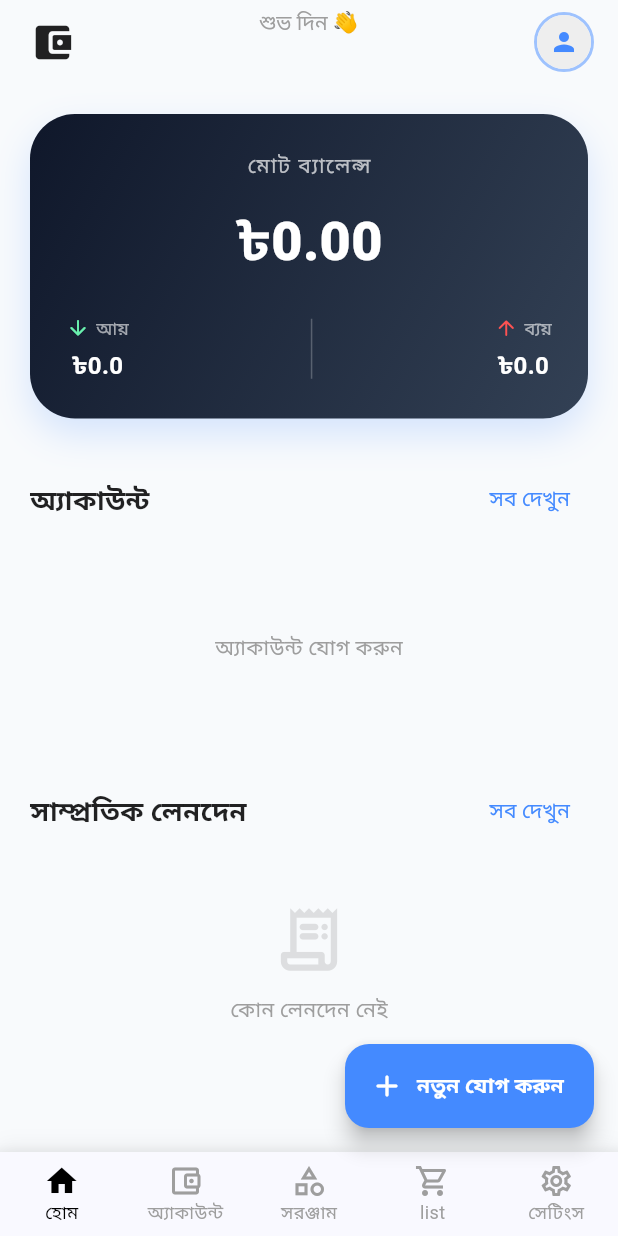
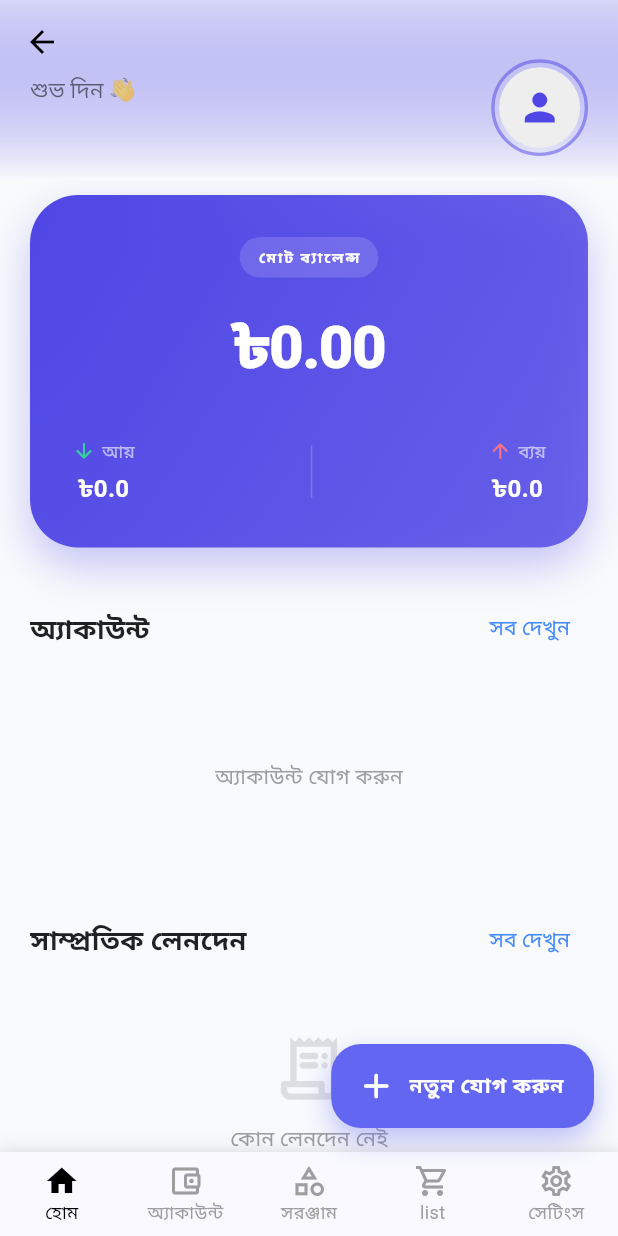
Before and after one commit to shahanuralamofficial/messmate_and_finance, a Flutter app: the HomeScreen screen opened by its route, on a phone screen of 412 x 824 dp. Run offline on Flutter 3.47's test engine with Material 3 defaults, Android fonts, the phone set to English and light mode, and no system bars; our stand-ins replace cloud_firestore, firebase_auth, firebase_core, fl_chart, image_picker, local_auth and 4 more; accounts and stored records are empty.

Commit message:
Modernize Home Screen UI and Styling
- Redesigned the `SliverAppBar` with a pinned, flexible layout featuring a gradient background and refined typography for the user greeting.
- Overhauled the Dashboard Card with a modern gradient (Indigo/Slate), increased padding, larger balance text, and updated statistics layout.
- Replaced hardcoded accent colors with a centralized primary color palette (Indigo/Slate/Emerald/Rose) for better consistency in light and dark modes.
- Enhanced the "Accounts" horizontal list with larger, shadowed cards and improved iconography.
- Refactored transaction tiles to use a custom `Row` layout instead of `ListTile`, adding elevated containers and more prominent amount styling.
- Updated the Floating Action Button with a custom shadow, refined border radius, and updated typography.
- Improved layout spacing, border radii (up to 32px), and shadow effects across the entire screen for a "premium" aesthetic.
- Added a `BouncingScrollPhysics` to the main scroll view for a more responsive feel.

```diff
--- a/lib/screens/home_screen.dart
+++ b/lib/screens/home_screen.dart
@@ -29,113 +29,140 @@ class HomeScreen extends StatelessWidget {
                                authProvider.user?.displayName ??
                                (isBangla ? 'ব্যবহারকারী' : 'User');
 
+    final primaryColor = isDark ? const Color(0xFF6366F1) : const Color(0xFF4F46E5);
+
     return Scaffold(
       backgroundColor: isDark ? const Color(0xFF0F172A) : const Color(0xFFF8FAFC),
       body: RefreshIndicator(
         onRefresh: () => financeProvider.loadUserData(authProvider.user!.uid),
         child: CustomScrollView(
+          physics: const BouncingScrollPhysics(),
           slivers: [
             // Professional App Bar
             SliverAppBar(
-              floating: true,
-              backgroundColor: Colors.transparent,
+              expandedHeight: 120.0,
+              floating: false,
+              pinned: true,
+              backgroundColor: isDark ? const Color(0xFF0F172A) : const Color(0xFFF8FAFC),
               elevation: 0,
-              leading: Padding(
-                padding: const EdgeInsets.only(left: 16.0),
-                child: Icon(
-                  Icons.account_balance_wallet_rounded,
-                  color: isDark ? const Color(0xFF38BDF8) : Colors.black87,
-                  size: 30,
+              flexibleSpace: FlexibleSpaceBar(
+                background: Container(
+                  decoration: BoxDecoration(
+                    gradient: LinearGradient(
+                      begin: Alignment.topCenter,
+                      end: Alignment.bottomCenter,
+                      colors: [
+                        primaryColor.withOpacity(0.2),
+                        isDark ? const Color(0xFF0F172A) : const Color(0xFFF8FAFC),
+                      ],
                     ),
                   ),
-              leadingWidth: 54,
-              title: Column(
+                ),
+                titlePadding: const EdgeInsets.symmetric(horizontal: 20, vertical: 16),
+                title: Row(
+                  mainAxisAlignment: MainAxisAlignment.spaceBetween,
+                  crossAxisAlignment: CrossAxisAlignment.end,
+                  children: [
+                    Column(
+                      mainAxisAlignment: MainAxisAlignment.end,
                       crossAxisAlignment: CrossAxisAlignment.start,
                       children: [
                         Text(
                           isBangla ? 'শুভ দিন 👋' : 'Good Day 👋',
-                    style: TextStyle(color: Colors.grey[500], fontSize: 14),
+                          style: TextStyle(color: isDark ? Colors.white70 : Colors.black54, fontSize: 10, fontWeight: FontWeight.w500),
                         ),
                         Text(
                           displayName,
                           style: TextStyle(
-                      color: isDark ? Colors.white : Colors.black87,
-                      fontSize: 20,
-                      fontWeight: FontWeight.bold,
+                            color: isDark ? Colors.white : const Color(0xFF1E293B),
+                            fontSize: 18,
+                            fontWeight: FontWeight.w800,
                           ),
                         ),
                       ],
                     ),
-              actions: [
                     GestureDetector(
                       onTap: () => Navigator.pushNamed(context, '/profile'),
+                      child: Hero(
+                        tag: 'profile_pic',
                         child: Container(
-                    margin: const EdgeInsets.only(right: 16),
+                          padding: const EdgeInsets.all(2),
                           decoration: BoxDecoration(
                             shape: BoxShape.circle,
-                      border: Border.all(color: Colors.blueAccent.withOpacity(0.5), width: 2),
+                            border: Border.all(color: primaryColor.withOpacity(0.5), width: 1.5),
                           ),
                           child: CircleAvatar(
                             radius: 18,
-                      backgroundColor: Colors.grey[200],
+                            backgroundColor: isDark ? const Color(0xFF1E293B) : Colors.grey[200],
                             backgroundImage: authProvider.userModel?.photoURL != null
                               ? NetworkImage(authProvider.userModel!.photoURL!)
                               : null,
                             child: authProvider.userModel?.photoURL == null
-                        ? const Icon(Icons.person, size: 20, color: Colors.blueAccent)
+                              ? Icon(Icons.person, size: 20, color: primaryColor)
                               : null,
+                          ),
                         ),
                       ),
                     ),
                   ],
                 ),
+              ),
+            ),
 
             // Premium Dashboard Card
             SliverToBoxAdapter(
               child: Padding(
-                padding: const EdgeInsets.all(20.0),
+                padding: const EdgeInsets.fromLTRB(20, 10, 20, 20),
                 child: Container(
                   width: double.infinity,
-                  padding: const EdgeInsets.all(24),
+                  padding: const EdgeInsets.all(28),
                   decoration: BoxDecoration(
                     gradient: LinearGradient(
                       begin: Alignment.topLeft,
                       end: Alignment.bottomRight,
                       colors: isDark
                         ? [const Color(0xFF1E293B), const Color(0xFF0F172A)]
-                        : [const Color(0xFF0F172A), const Color(0xFF334155)],
+                        : [primaryColor, primaryColor.withOpacity(0.8)],
                     ),
-                    borderRadius: BorderRadius.circular(30),
+                    borderRadius: BorderRadius.circular(32),
                     boxShadow: [
                       BoxShadow(
-                        color: (isDark ? Colors.black : Colors.blueAccent).withOpacity(0.2),
-                        blurRadius: 20,
-                        offset: const Offset(0, 10),
+                        color: primaryColor.withOpacity(isDark ? 0.1 : 0.3),
+                        blurRadius: 24,
+                        offset: const Offset(0, 12),
                       )
                     ],
                   ),
                   child: Column(
                     children: [
-                      Text(
-                        AppTranslations.translate('total_balance', locale),
-                        style: TextStyle(color: Colors.white.withOpacity(0.7), fontSize: 14, letterSpacing: 1),
+                      Container(
+                        padding: const EdgeInsets.symmetric(horizontal: 12, vertical: 6),
+                        decoration: BoxDecoration(
+                          color: Colors.white.withOpacity(0.15),
+                          borderRadius: BorderRadius.circular(20),
                         ),
-                      const SizedBox(height: 12),
+                        child: Text(
+                          AppTranslations.translate('total_balance', locale).toUpperCase(),
+                          style: const TextStyle(color: Colors.white, fontSize: 10, fontWeight: FontWeight.w800, letterSpacing: 1.2),
+                        ),
+                      ),
+                      const SizedBox(height: 16),
                       Text(
                         '${settings.currencySymbol}${financeProvider.totalBalance.toStringAsFixed(2)}',
                         style: const TextStyle(
                           color: Colors.white,
-                          fontSize: 36,
-                          fontWeight: FontWeight.w800,
+                          fontSize: 40,
+                          fontWeight: FontWeight.w900,
+                          letterSpacing: -1,
                         ),
                       ),
-                      const SizedBox(height: 24),
+                      const SizedBox(height: 32),
                       Row(
                         mainAxisAlignment: MainAxisAlignment.spaceBetween,
                         children: [
-                          _buildModernStat(Icons.arrow_downward_rounded, Colors.greenAccent, isBangla ? 'আয়' : 'Income', '${settings.currencySymbol}${financeProvider.totalIncome}'),
-                          Container(width: 1, height: 40, color: Colors.white24),
-                          _buildModernStat(Icons.arrow_upward_rounded, Colors.redAccent, isBangla ? 'ব্যয়' : 'Expense', '${settings.currencySymbol}${financeProvider.totalExpense}'),
+                          _buildModernStat(Icons.arrow_downward_rounded, const Color(0xFF34D399), isBangla ? 'আয়' : 'Income', '${settings.currencySymbol}${financeProvider.totalIncome}'),
+                          Container(width: 1, height: 35, color: Colors.white.withOpacity(0.2)),
+                          _buildModernStat(Icons.arrow_upward_rounded, const Color(0xFFFB7185), isBangla ? 'ব্যয়' : 'Expense', '${settings.currencySymbol}${financeProvider.totalExpense}'),
                         ],
                       ),
                     ],
@@ -225,14 +252,28 @@ class HomeScreen extends StatelessWidget {
           ],
         ),
       ),
-      floatingActionButton: FloatingActionButton.extended(
+      floatingActionButton: Container(
+        decoration: BoxDecoration(
+          borderRadius: BorderRadius.circular(20),
+          boxShadow: [
+            BoxShadow(
+              color: const Color(0xFF6366F1).withOpacity(0.4),
+              blurRadius: 15,
+              offset: const Offset(0, 8),
+            ),
+          ],
+        ),
+        child: FloatingActionButton.extended(
           onPressed: () => _showQuickAdd(context),
-        backgroundColor: Colors.blueAccent,
-        shape: RoundedRectangleBorder(borderRadius: BorderRadius.circular(16)),
-        icon: const Icon(Icons.add_rounded, color: Colors.white),
+          backgroundColor: const Color(0xFF6366F1),
+          foregroundColor: Colors.white,
+          elevation: 0,
+          shape: RoundedRectangleBorder(borderRadius: BorderRadius.circular(20)),
+          icon: const Icon(Icons.add_rounded, size: 28),
           label: Text(
             isBangla ? 'নতুন যোগ করুন' : 'Add New',
-          style: const TextStyle(color: Colors.white, fontWeight: FontWeight.bold),
+            style: const TextStyle(fontWeight: FontWeight.bold, letterSpacing: 0.5),
+          ),
         ),
       ),
       floatingActionButtonLocation: FloatingActionButtonLocation.endFloat,
@@ -258,14 +299,18 @@ class HomeScreen extends StatelessWidget {
 
   Widget _buildAccountCard(dynamic acc, String currency, bool isDark) {
     return Container(
-      width: 160,
-      margin: const EdgeInsets.only(right: 12, bottom: 10),
-      padding: const EdgeInsets.all(16),
+      width: 150,
+      margin: const EdgeInsets.only(right: 16, bottom: 8, top: 4),
+      padding: const EdgeInsets.all(20),
       decoration: BoxDecoration(
         color: isDark ? const Color(0xFF1E293B) : Colors.white,
-        borderRadius: BorderRadius.circular(24),
+        borderRadius: BorderRadius.circular(28),
         boxShadow: [
-          BoxShadow(color: Colors.black.withOpacity(0.05), blurRadius: 10, offset: const Offset(0, 4))
+          BoxShadow(
+            color: isDark ? Colors.black26 : Colors.black.withOpacity(0.04),
+            blurRadius: 10,
+            offset: const Offset(0, 4),
+          )
         ],
       ),
       child: Column(
@@ -273,16 +318,26 @@ class HomeScreen extends StatelessWidget {
         mainAxisAlignment: MainAxisAlignment.spaceBetween,
         children: [
           Container(
-            padding: const EdgeInsets.all(8),
-            decoration: BoxDecoration(color: Colors.blueAccent.withOpacity(0.1), borderRadius: BorderRadius.circular(12)),
-            child: const Icon(Icons.account_balance_wallet_rounded, color: Colors.blueAccent, size: 20),
+            padding: const EdgeInsets.all(10),
+            decoration: BoxDecoration(
+              color: const Color(0xFF6366F1).withOpacity(0.1),
+              borderRadius: BorderRadius.circular(16),
+            ),
+            child: const Icon(Icons.account_balance_wallet_rounded, color: Color(0xFF6366F1), size: 22),
           ),
           Column(
             crossAxisAlignment: CrossAxisAlignment.start,
             children: [
-              Text(acc.name, style: TextStyle(color: isDark ? Colors.white : Colors.black87, fontSize: 13, fontWeight: FontWeight.w600), overflow: TextOverflow.ellipsis),
-              const SizedBox(height: 2),
-              Text('$currency${acc.balance}', style: const TextStyle(color: Colors.blueAccent, fontWeight: FontWeight.bold, fontSize: 15)),
+              Text(
+                acc.name,
+                style: TextStyle(color: isDark ? Colors.white70 : const Color(0xFF1E293B), fontSize: 14, fontWeight: FontWeight.bold),
+                overflow: TextOverflow.ellipsis
+              ),
+              const SizedBox(height: 4),
+              Text(
+                '$currency${acc.balance}',
+                style: const TextStyle(color: Color(0xFF6366F1), fontWeight: FontWeight.w900, fontSize: 16)
+              ),
             ],
           ),
         ],
@@ -292,37 +347,66 @@ class HomeScreen extends StatelessWidget {
 
   Widget _buildTransactionTile(dynamic t, String currency, bool isDark) {
     final isIncome = t.type == TransactionType.income;
+    final color = isIncome ? const Color(0xFF10B981) : const Color(0xFFEF4444);
+
     return Container(
-      margin: const EdgeInsets.only(bottom: 12),
+      margin: const EdgeInsets.only(bottom: 16),
+      padding: const EdgeInsets.all(16),
+      decoration: BoxDecoration(
+        color: isDark ? const Color(0xFF1E293B) : Colors.white,
+        borderRadius: BorderRadius.circular(24),
+        boxShadow: [
+          BoxShadow(
+            color: isDark ? Colors.black26 : Colors.black.withOpacity(0.03),
+            blurRadius: 8,
+            offset: const Offset(0, 4),
+          )
+        ],
+      ),
+      child: Row(
+        children: [
+          Container(
             padding: const EdgeInsets.all(12),
             decoration: BoxDecoration(
-        color: isDark ? const Color(0xFF1E293B) : Colors.white,
-        borderRadius: BorderRadius.circular(20),
-      ),
-      child: ListTile(
-        contentPadding: EdgeInsets.zero,
-        leading: Container(
-          padding: const EdgeInsets.all(10),
-          decoration: BoxDecoration(
-            color: (isIncome ? Colors.greenAccent : Colors.redAccent).withOpacity(0.1),
-            borderRadius: BorderRadius.circular(15),
+              color: color.withOpacity(0.1),
+              borderRadius: BorderRadius.circular(18),
             ),
             child: Icon(
               isIncome ? Icons.keyboard_double_arrow_down_rounded : Icons.keyboard_double_arrow_up_rounded,
-            color: isIncome ? Colors.green : Colors.redAccent,
-            size: 20,
+              color: color,
+              size: 24,
             ),
           ),
-        title: Text(AppTranslations.translate(t.category, 'en'), style: TextStyle(color: isDark ? Colors.white : Colors.black87, fontWeight: FontWeight.bold, fontSize: 15)),
-        subtitle: Text(DateFormat('dd MMM, yyyy').format(t.date), style: TextStyle(color: Colors.grey[500], fontSize: 12)),
-        trailing: Text(
+          const SizedBox(width: 16),
+          Expanded(
+            child: Column(
+              crossAxisAlignment: CrossAxisAlignment.start,
+              children: [
+                Text(
+                  AppTranslations.translate(t.category, 'en'),
+                  style: TextStyle(
+                    color: isDark ? Colors.white : const Color(0xFF1E293B),
+                    fontWeight: FontWeight.bold,
+                    fontSize: 15
+                  )
+                ),
+                const SizedBox(height: 4),
+                Text(
+                  DateFormat('dd MMM, yyyy').format(t.date),
+                  style: TextStyle(color: Colors.grey[500], fontSize: 12)
+                ),
+              ],
+            ),
+          ),
+          Text(
             '${isIncome ? '+' : '-'}$currency${t.amount}',
             style: TextStyle(
-            color: isIncome ? Colors.greenAccent : Colors.redAccent,
-            fontWeight: FontWeight.bold,
-            fontSize: 16,
+              color: color,
+              fontWeight: FontWeight.w900,
+              fontSize: 17,
             ),
           ),
+        ],
       ),
     );
   }
```
Lines whose indentation alone changed are shown as unchanged.
